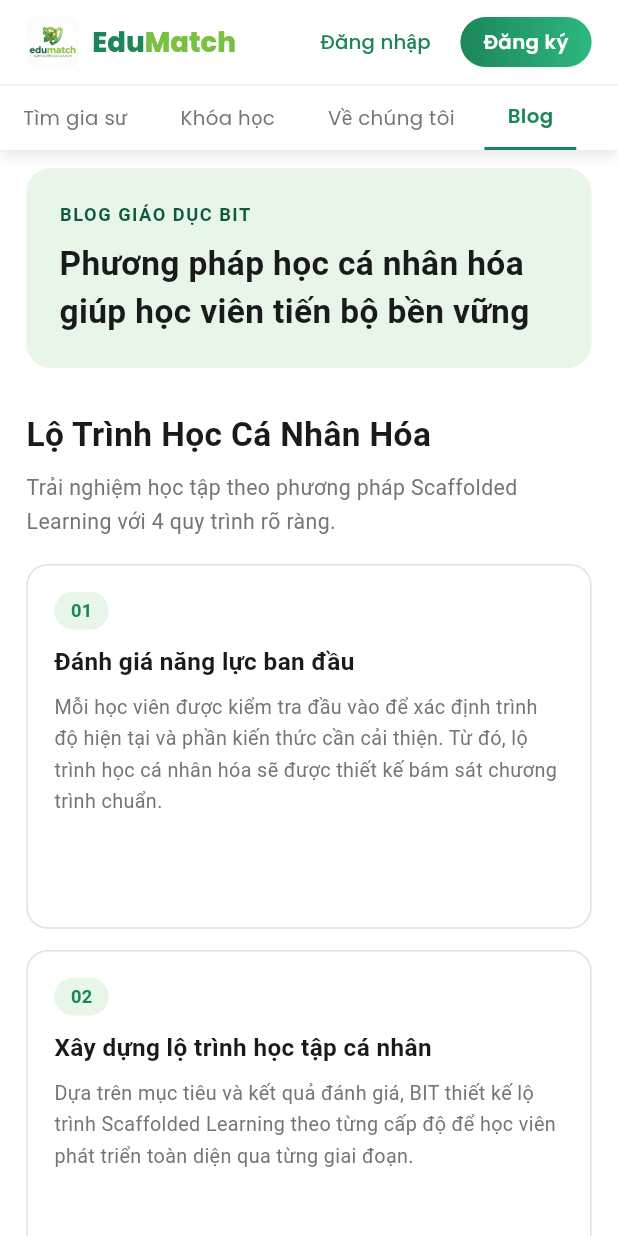
After one commit to vanquan57/UIUX-Edumatch, a Flutter app: the BlogPage screen opened by its route, on a phone screen of 412 x 824 dp. The commit adds this screen. Run offline on Flutter 3.47's test engine with Material 3 defaults, Android fonts, the phone set to English and light mode, and no system bars; our stand-ins replace dropdown_button2, flutter_dotenv, flutter_html, flutter_map, flutter_screenutil, go_router and 5 more.

Commit message:
Completed feature blog

```diff
--- a/lib/core/router/app_router.dart
+++ b/lib/core/router/app_router.dart
@@ -28,6 +28,7 @@ import 'package:edu_match/student/features/onboarding/presentation/views/profile
 import 'package:edu_match/student/features/onboarding/presentation/views/subject_interest_view.dart';
 import 'package:edu_match/student/features/onboarding/presentation/views/welcome_view.dart';
 import 'package:edu_match/student/features/about_us/presentation/views/about_us.dart';
+import 'package:edu_match/student/features/blog/presentation/views/blog_page.dart';
 import 'package:edu_match/tutor/features/home/presentation/views/tutor_home_page.dart';
 import 'package:flutter/material.dart';
 import 'package:go_router/go_router.dart';
@@ -59,6 +60,7 @@ class AppRouter {
   static const String coursePayment = '/course/payment';
   static const String coursePaymentSuccess = '/course/payment-success';
   static const String aboutUs = '/about-us';
+  static const String blog = '/blog';
 
   /// Build error page widget
   /// Can be reused for different error scenarios
@@ -469,6 +471,19 @@ class AppRouter {
           );
         },
       ),
+      GoRoute(
+        path: blog,
+        name: 'blog',
+        builder: (context, state) {
+          return MainLayout(
+            layoutType: LayoutType.normal,
+            showHeader: true,
+            showFooter: true,
+            backgroundColor: AppColors.white,
+            child: const BlogPage(),
+          );
+        },
+      ),
     ],
 
     // Error page
--- a/lib/share/layouts/footer.dart
+++ b/lib/share/layouts/footer.dart
@@ -1,6 +1,8 @@
 import 'package:edu_match/core/config/app_colors.dart';
+import 'package:edu_match/core/router/app_router.dart';
 import 'package:flutter/material.dart';
 import 'package:flutter_screenutil/flutter_screenutil.dart';
+import 'package:go_router/go_router.dart';
 import 'package:google_fonts/google_fonts.dart';
 import 'package:url_launcher/url_launcher.dart';
 
@@ -34,10 +36,10 @@ class Footer extends StatelessWidget {
                       child: _LinksSection(
                         title: 'Liên kết nhanh',
                         items: const [
-                          _LinkItem('Tìm gia sư', '/find-tutor'),
-                          _LinkItem('Khóa học', '/courses'),
-                          _LinkItem('Blog', '/blog'),
-                          _LinkItem('Về chúng tôi', '/about'),
+                          _LinkItem('Tìm gia sư', AppRouter.marketplaceTutorList),
+                          _LinkItem('Khóa học', AppRouter.courseList),
+                          _LinkItem('Blog', AppRouter.blog),
+                          _LinkItem('Về chúng tôi', AppRouter.aboutUs),
                         ],
                       ),
                     ),
@@ -176,7 +178,7 @@ class _LinksSection extends StatelessWidget {
           (item) => Padding(
             padding: EdgeInsets.only(bottom: 10.h),
             child: GestureDetector(
-              onTap: () {}, // TODO: navigate
+              onTap: () => context.go(item.path),
               child: Text(
                 item.label,
                 style: GoogleFonts.poppins(
@@ -197,11 +199,14 @@ class _LinksSection extends StatelessWidget {
 
 class _ContactSection extends StatelessWidget {
   static const _contacts = [
-    _ContactItem(Icons.email_outlined, 'contact@edumatch.vn',
-        'mailto:contact@edumatch.vn'),
-    _ContactItem(Icons.phone_outlined, '1800 1234', 'tel:18001234'),
+    _ContactItem(
+      Icons.email_outlined,
+      'info@edumatch.online',
+      'mailto:info@edumatch.online',
+    ),
+    _ContactItem(Icons.phone_outlined, '0986 888 440', 'tel:0986888440'),
     _ContactItem(Icons.location_on_outlined,
-        '123 Nguyễn Huệ, Q.1, TP. Hồ Chí Minh', null),
+        '470 Trần Đại Nghĩa, P. Ngũ Hành Sơn, Tp. Đà Nẵng', null),
   ];
 
   @override
--- a/lib/share/layouts/header.dart
+++ b/lib/share/layouts/header.dart
@@ -20,10 +20,10 @@ class Header extends StatefulWidget implements PreferredSizeWidget {
 
 class _HeaderState extends State<Header> {
   static const _navItems = [
-    _NavItem('Tìm gia sư', '/marketplace/tutors'),
-    _NavItem('Khóa học', '/courses'),
-    _NavItem('Về chúng tôi', '/about-us'),
-    _NavItem('Blog', '/blog'),
+    _NavItem('Tìm gia sư', AppRouter.marketplaceTutorList),
+    _NavItem('Khóa học', AppRouter.courseList),
+    _NavItem('Về chúng tôi', AppRouter.aboutUs),
+    _NavItem('Blog', AppRouter.blog),
   ];
 
   @override
--- /dev/null
+++ b/lib/student/features/blog/presentation/views/blog_page.dart
@@ -0,0 +1,416 @@
+import 'package:edu_match/core/config/app_colors.dart';
+import 'package:flutter/material.dart';
+import 'package:flutter_screenutil/flutter_screenutil.dart';
+
+class BlogPage extends StatefulWidget {
+  const BlogPage({super.key});
+
+  @override
+  State<BlogPage> createState() => _BlogPageState();
+}
+
+class _BlogPageState extends State<BlogPage> {
+  late final PageController _sliderController;
+  int _activeSlide = 0;
+
+  final List<String> _feedbackImages = const [
+    'assets/images/blog1.webp',
+    'assets/images/blog2.webp',
+    'assets/images/blog3.webp',
+    'assets/images/blog4.webp',
+  ];
+
+  final List<_BlogStep> _learningSteps = const [
+    _BlogStep(
+      title: 'Đánh giá năng lực ban đầu',
+      description:
+          'Mỗi học viên được kiểm tra đầu vào để xác định trình độ hiện tại và phần kiến thức cần cải thiện. Từ đó, lộ trình học cá nhân hóa sẽ được thiết kế bám sát chương trình chuẩn.',
+    ),
+    _BlogStep(
+      title: 'Xây dựng lộ trình học tập cá nhân',
+      description:
+          'Dựa trên mục tiêu và kết quả đánh giá, BIT thiết kế lộ trình Scaffolded Learning theo từng cấp độ để học viên phát triển toàn diện qua từng giai đoạn.',
+    ),
+    _BlogStep(
+      title: 'Học và điều chỉnh liên tục',
+      description:
+          'Gia sư theo dõi tiến độ thường xuyên và cập nhật lộ trình kịp thời để ưu tiên phần kiến thức còn yếu trước khi chuyển sang nội dung mới.',
+    ),
+    _BlogStep(
+      title: 'Kiểm tra và đánh giá định kỳ',
+      description:
+          'Sau mỗi buổi học, học sinh làm bài kiểm tra và nhận nhận xét trực tiếp từ gia sư để phụ huynh theo dõi tiến độ rõ ràng, đảm bảo đạt mục tiêu.',
+    ),
+  ];
+
+  final List<_BlogStep> _scoreRoadmap = const [
+    _BlogStep(
+      title: 'Xây dựng kiến thức nền tảng',
+      bullets: [
+        'Trang bị vững chắc kiến thức nền tảng các môn học',
+        'Sử dụng mindmap để hệ thống kiến thức tránh bỏ sót',
+        'Tiếp cận tài liệu độc quyền từ BIT EDUCATION',
+      ],
+    ),
+    _BlogStep(
+      title: 'Bổ sung kiến thức nâng cao',
+      bullets: [
+        'Làm quen các dạng bài thi học kỳ đặc trưng',
+        'Áp dụng kiến thức nâng cao để xử lý bài khó',
+        'Tiếp cận nội dung dành cho mục tiêu 9 - 10',
+      ],
+    ),
+    _BlogStep(
+      title: 'Luyện đề thực chiến',
+      bullets: [
+        'Thực hành 20+ đề thi thử bám sát xu hướng ra đề',
+        'Rèn kỹ năng làm bài và phân bổ thời gian',
+        'Rèn kỹ năng kiểm lỗi trong phòng thi',
+      ],
+    ),
+    _BlogStep(
+      title: 'Thi thử và làm đề ngẫu nhiên',
+      bullets: [
+        'Làm đề từ ngân hàng đề thi tại BIT EDUCATION',
+        'Bấm giờ mô phỏng áp lực như thi thật',
+        'Phân tích kết quả và đưa ra hướng cải thiện điểm',
+      ],
+    ),
+  ];
+
+  final List<_BlogStep> _specialValues = const [
+    _BlogStep(
+      title: 'Lộ trình cá nhân hóa với Scaffolded Learning',
+      description:
+          'Lấy người học làm trung tâm, học sâu vào phần còn yếu trước khi chuyển sang kiến thức mới và phức tạp hơn.',
+    ),
+    _BlogStep(
+      title: 'Báo cáo tiến độ chi tiết',
+      bullets: [
+        'Tổng hợp kiến thức đã nắm vững',
+        'Chỉ rõ những phần cần cải thiện',
+        'Phân tích điểm mạnh và định hướng tiếp theo',
+      ],
+    ),
+    _BlogStep(
+      title: 'Hỗ trợ ngoài giờ học',
+      description:
+          'Giải đáp thắc mắc nhanh chóng, cung cấp tài liệu bổ trợ và bài kiểm tra định kỳ để duy trì chất lượng học tập.',
+    ),
+    _BlogStep(
+      title: 'Học thử miễn phí',
+      description:
+          'Trải nghiệm phương pháp học trước khi cam kết dài hạn để đánh giá mức độ phù hợp cho học viên.',
+    ),
+  ];
+
+  final List<_BlogStep> _benefits = const [
+    _BlogStep(
+      title: 'Lộ trình học tập cá nhân hóa tại BIT',
+      description:
+          'Tập trung đúng phần kiến thức học viên còn yếu, từ đó tiến dần từ cơ bản đến nâng cao một cách vững chắc.',
+    ),
+    _BlogStep(
+      title: 'Hỗ trợ học tập 24/7',
+      description:
+          'Hỗ trợ liên tục ngoài giờ học với giải đáp nhanh, tài liệu bổ trợ và kiểm tra định kỳ để duy trì tiến bộ.',
+    ),
+    _BlogStep(
+      title: 'Báo cáo tiến độ đảm bảo tiến bộ từng ngày',
+      bullets: [
+        'Tổng hợp kiến thức đã nắm vững',
+        'Xác định các điểm yếu cần cải thiện',
+        'Phân tích điểm mạnh và lộ trình phát triển kế tiếp',
+      ],
+    ),
+  ];
+
+  @override
+  void initState() {
+    super.initState();
+    _sliderController = PageController(viewportFraction: 0.94);
+  }
+
+  @override
+  void dispose() {
+    _sliderController.dispose();
+    super.dispose();
+  }
+
+  @override
+  Widget build(BuildContext context) {
+    return Column(
+      crossAxisAlignment: CrossAxisAlignment.start,
+      children: [
+        _buildHero(),
+        SizedBox(height: 28.h),
+        _buildSectionTitle(
+          title: 'Lộ Trình Học Cá Nhân Hóa',
+          subtitle:
+              'Trải nghiệm học tập theo phương pháp Scaffolded Learning với 4 quy trình rõ ràng.',
+        ),
+        SizedBox(height: 16.h),
+        _buildStepGrid(_learningSteps),
+        SizedBox(height: 32.h),
+        _buildSectionTitle(
+          title: 'Lộ Trình Để Con Đạt Điểm Cao',
+          subtitle:
+              'Thiết kế theo từng giai đoạn từ nền tảng đến thực chiến để tối ưu hiệu quả ôn luyện.',
+        ),
+        SizedBox(height: 16.h),
+        _buildStepGrid(_scoreRoadmap),
+        SizedBox(height: 32.h),
+        _buildSectionTitle(
+          title: 'Điểm Đặc Biệt Của BIT EDUCATION',
+          subtitle:
+              'Tập trung cá nhân hóa, theo dõi sát sao và hỗ trợ toàn diện cho học viên.',
+        ),
+        SizedBox(height: 16.h),
+        _buildStepGrid(_specialValues),
+        SizedBox(height: 32.h),
+        _buildSectionTitle(
+          title: 'Phụ Huynh - Học Sinh BIT Nói Gì',
+          subtitle:
+              'Cảm nhận thực tế từ học viên và phụ huynh qua những phản hồi trực quan.',
+        ),
+        SizedBox(height: 16.h),
+        _buildImageSlider(),
+        SizedBox(height: 32.h),
+        _buildSectionTitle(
+          title: 'Quyền Lợi Khi Học Tại BIT EDUCATION',
+        ),
+        SizedBox(height: 14.h),
+        ClipRRect(
+          borderRadius: BorderRadius.circular(16.r),
+          child: Image.asset(
+            'assets/images/blog4_benefitwebp.webp',
+            width: double.infinity,
+            fit: BoxFit.cover,
+          ),
+        ),
+        SizedBox(height: 20.h),
+        _buildStepGrid(_benefits),
+      ],
+    );
+  }
+
+  Widget _buildHero() {
+    return Container(
+      width: double.infinity,
+      padding: EdgeInsets.all(20.w),
+      decoration: BoxDecoration(
+        color: AppColors.lightGreen,
+        borderRadius: BorderRadius.circular(16.r),
+      ),
+      child: Column(
+        crossAxisAlignment: CrossAxisAlignment.start,
+        children: [
+          Text(
+            'BLOG GIÁO DỤC BIT',
+            style: TextStyle(
+              fontSize: 12.sp,
+              color: AppColors.primaryGreenDark,
+              fontWeight: FontWeight.w700,
+              letterSpacing: 1,
+            ),
+          ),
+          SizedBox(height: 8.h),
+          Text(
+            'Phương pháp học cá nhân hóa giúp học viên tiến bộ bền vững',
+            style: TextStyle(
+              fontSize: 22.sp,
+              fontWeight: FontWeight.w700,
+              color: AppColors.textDark,
+            ),
+          ),
+        ],
+      ),
+    );
+  }
+
+  Widget _buildSectionTitle({required String title, String? subtitle}) {
+    return Column(
+      crossAxisAlignment: CrossAxisAlignment.start,
+      children: [
+        Text(
+          title,
+          style: TextStyle(
+            fontSize: 22.sp,
+            fontWeight: FontWeight.w700,
+            color: AppColors.textDark,
+          ),
+        ),
+        if (subtitle != null) ...[
+          SizedBox(height: 8.h),
+          Text(
+            subtitle,
+            style: TextStyle(
+              fontSize: 14.sp,
+              height: 1.6,
+              color: AppColors.textGray,
+            ),
+          ),
+        ],
+      ],
+    );
+  }
+
+  Widget _buildStepGrid(List<_BlogStep> items) {
+    final isMobile = MediaQuery.of(context).size.width < 900;
+    return GridView.builder(
+      shrinkWrap: true,
+      physics: const NeverScrollableScrollPhysics(),
+      itemCount: items.length,
+      gridDelegate: SliverGridDelegateWithFixedCrossAxisCount(
+        crossAxisCount: isMobile ? 1 : 2,
+        crossAxisSpacing: 14.w,
+        mainAxisSpacing: 14.h,
+        childAspectRatio: isMobile ? 1.55 : 1.85,
+      ),
+      itemBuilder: (_, index) {
+        final item = items[index];
+        return Container(
+          padding: EdgeInsets.all(16.w),
+          decoration: BoxDecoration(
+            color: AppColors.white,
+            borderRadius: BorderRadius.circular(14.r),
+            border: Border.all(color: AppColors.borderColor),
+          ),
+          child: Column(
+            crossAxisAlignment: CrossAxisAlignment.start,
+            children: [
+              Container(
+                padding: EdgeInsets.symmetric(horizontal: 10.w, vertical: 4.h),
+                decoration: BoxDecoration(
+                  color: AppColors.lightGreen,
+                  borderRadius: BorderRadius.circular(999.r),
+                ),
+                child: Text(
+                  '0${index + 1}',
+                  style: TextStyle(
+                    fontSize: 12.sp,
+                    fontWeight: FontWeight.w700,
+                    color: AppColors.primaryGreen,
+                  ),
+                ),
+              ),
+              SizedBox(height: 10.h),
+              Text(
+                item.title,
+                style: TextStyle(
+                  fontSize: 16.sp,
+                  fontWeight: FontWeight.w700,
+                  color: AppColors.textDark,
+                ),
+              ),
+              SizedBox(height: 8.h),
+              if (item.description != null)
+                Text(
+                  item.description!,
+                  style: TextStyle(
+                    fontSize: 13.sp,
+                    height: 1.6,
+                    color: AppColors.textGray,
+                  ),
+                ),
+              if (item.bullets.isNotEmpty) ...[
+                for (final bullet in item.bullets)
+                  Padding(
+                    padding: EdgeInsets.only(bottom: 6.h),
+                    child: Row(
+                      crossAxisAlignment: CrossAxisAlignment.start,
+                      children: [
+                        Padding(
+                          padding: EdgeInsets.only(top: 6.h),
+                          child: Container(
+                            width: 5.w,
+                            height: 5.w,
+                            decoration: const BoxDecoration(
+                              color: AppColors.accentGreen,
+                              shape: BoxShape.circle,
+                            ),
+                          ),
+                        ),
+                        SizedBox(width: 8.w),
+                        Expanded(
+                          child: Text(
+                            bullet,
+                            style: TextStyle(
+                              fontSize: 13.sp,
+                              height: 1.5,
+                              color: AppColors.textGray,
+                            ),
+                          ),
+                        ),
+                      ],
+                    ),
+                  ),
+              ],
+            ],
+          ),
+        );
+      },
+    );
+  }
+
+  Widget _buildImageSlider() {
+    return Column(
+      children: [
+        SizedBox(
+          height: 290.h,
+          child: PageView.builder(
+            controller: _sliderController,
+            itemCount: _feedbackImages.length,
+            onPageChanged: (index) {
+              setState(() => _activeSlide = index);
+            },
+            itemBuilder: (_, index) {
+              return Padding(
+                padding: EdgeInsets.only(right: 8.w),
+                child: ClipRRect(
+                  borderRadius: BorderRadius.circular(16.r),
+                  child: Image.asset(
+                    _feedbackImages[index],
+                    fit: BoxFit.cover,
+                    width: double.infinity,
+                  ),
+                ),
+              );
+            },
+          ),
+        ),
+        SizedBox(height: 12.h),
+        Row(
+          mainAxisAlignment: MainAxisAlignment.center,
+          children: List.generate(
+            _feedbackImages.length,
+            (index) => AnimatedContainer(
+              duration: const Duration(milliseconds: 220),
+              margin: EdgeInsets.symmetric(horizontal: 4.w),
+              width: _activeSlide == index ? 22.w : 8.w,
+              height: 8.h,
+              decoration: BoxDecoration(
+                color: _activeSlide == index
+                    ? AppColors.primaryGreen
+                    : AppColors.borderColor,
+                borderRadius: BorderRadius.circular(999.r),
+              ),
+            ),
+          ),
+        ),
+      ],
+    );
+  }
+}
+
+class _BlogStep {
+  final String title;
+  final String? description;
+  final List<String> bullets;
+
+  const _BlogStep({
+    required this.title,
+    this.description,
+    this.bullets = const [],
+  });
+}
```
Also changed, not shown: assets/images/blog1.webp (added), assets/images/blog2.webp (added), assets/images/blog3.webp (added), assets/images/blog4.webp (added), assets/images/blog4_benefitwebp.webp (added).
